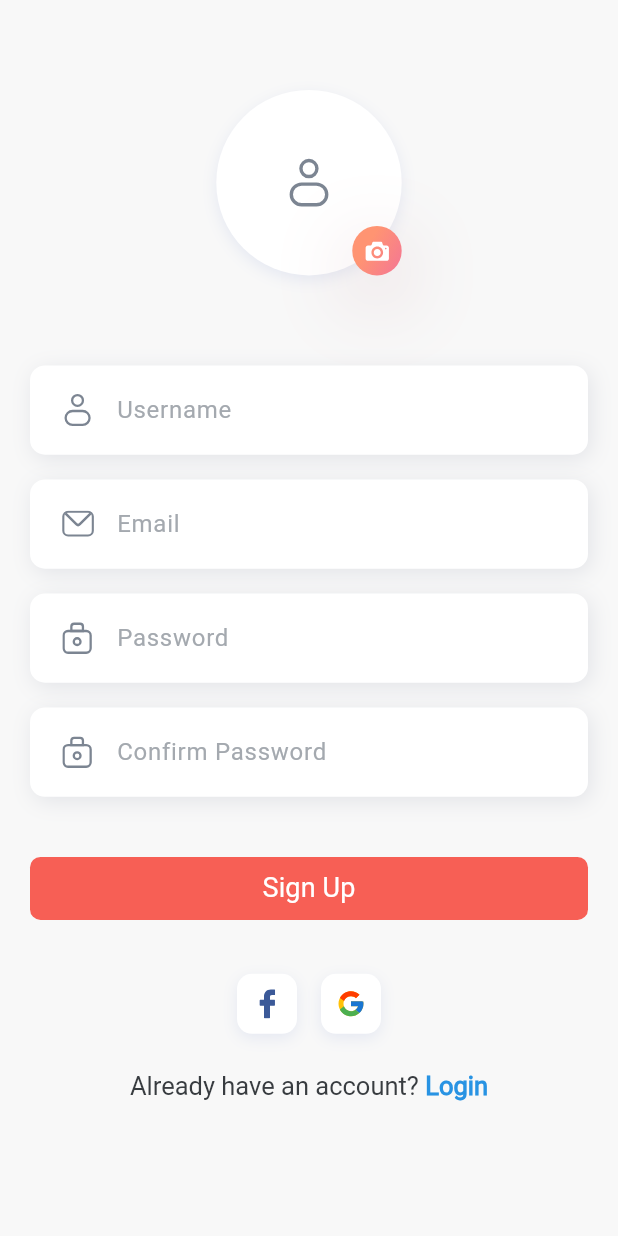
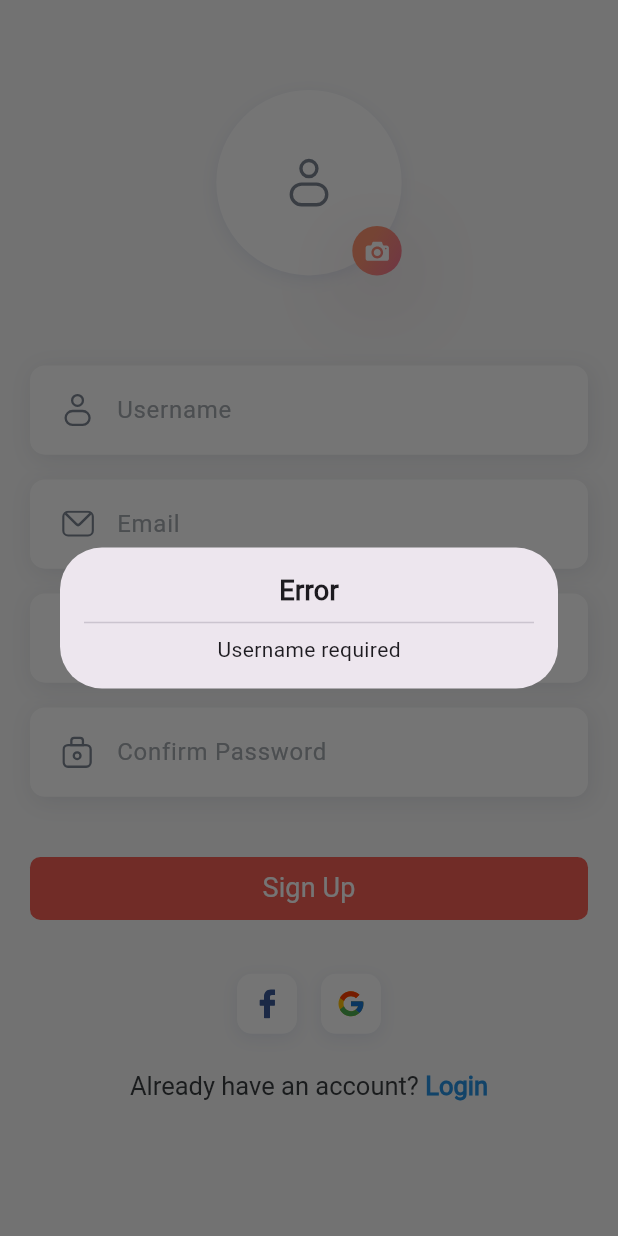
Before and after one commit to tonujewel/Dokan-2.0, a Flutter app: the RegisterScreen screen opened by its route, after a tap on "Sign Up", on a phone screen of 412 x 824 dp. Run offline on Flutter 3.47's test engine with Material 3 defaults, Android fonts, the phone set to English and light mode, and no system bars; our stand-ins replace bloc, dartz, dio, equatable, flutter_bloc, flutter_svg and 4 more; accounts and stored records are empty.

Commit message:
[Add] sign up validation and api call

```diff
--- a/lib/main.dart
+++ b/lib/main.dart
@@ -1,4 +1,5 @@
 import 'package:dokan/src/core/utils/shared_preference_utils.dart';
+import 'package:dokan/src/features/register/presentation/bloc/register_bloc.dart';
 import 'package:shared_preferences/shared_preferences.dart';
 
 import 'src/features/login/presentation/bloc/login_bloc.dart';
@@ -21,6 +22,7 @@ void main() async {
       providers: [
         BlocProvider(create: (_) => SplashBloc()),
         BlocProvider(create: (_) => sl<LoginBloc>()),
+        BlocProvider(create: (_) => sl<RegisterBloc>()),
       ],
       child: const MyApp(),
     ),
--- a/lib/src/features/register/data/datasources/register_req.dart
+++ b/lib/src/features/register/data/datasources/register_req.dart
@@ -2,12 +2,14 @@ class RegisterReq {
   final String username;
   final String email;
   final String password;
+  final String confirmPassword;
 
-  RegisterReq({required this.username, required this.email, required this.password});
+  RegisterReq({required this.username, required this.email, required this.password, required this.confirmPassword});
 
   Map<String, dynamic> toJson() => {
         "username": username,
         "email": email,
         "password": password,
+        "confirm_password": confirmPassword,
       };
 }
--- a/lib/src/features/register/presentation/bloc/register_bloc.dart
+++ b/lib/src/features/register/presentation/bloc/register_bloc.dart
@@ -1,13 +1,61 @@
+import 'package:dokan/src/core/utils/app_extension.dart';
+import 'package:dokan/src/features/register/domain/usecases/register_usecases.dart';
 import 'package:equatable/equatable.dart';
 import 'package:flutter_bloc/flutter_bloc.dart';
+
+import '../../data/datasources/register_req.dart';
 
 part 'register_event.dart';
 part 'register_state.dart';
 
 class RegisterBloc extends Bloc<RegisterEvent, RegisterState> {
-  RegisterBloc() : super(RegisterInitial()) {
-    on<RegisterEvent>((event, emit) {
-      // TODO: implement event handler
-    });
+  final RegisterUsecases usecases;
+  RegisterBloc(this.usecases) : super(RegisterInitial()) {
+    on<DoSignupEvent>(_doRegistration);
+    on<DoSignupValidationEvent>(_validation);
+  }
+
+  Future _doRegistration(DoSignupEvent event, Emitter emit) async {
+    emit(RegisterLoadingState());
+    final result = await usecases.call(event.req);
+    result.fold(
+      (l) => emit(RegisterError(msg: l.message)),
+      (r) => emit(RegisterSuccessState()),
+    );
+  }
+
+  void _validation(DoSignupValidationEvent event, Emitter emit) {
+    emit(RegisterInitial());
+    if (event.req.username == "") {
+      emit(const RegisterValidationError(msg: "Username required"));
+      return;
+    }
+    if (event.req.email == "") {
+      emit(const RegisterValidationError(msg: "Email required"));
+      return;
+    }
+    if (!event.req.email.isValidEmail()) {
+      emit(const RegisterValidationError(msg: "Valid email required"));
+      return;
+    }
+    if (event.req.password == "") {
+      emit(const RegisterValidationError(msg: "Password required"));
+      return;
+    }
+    if (event.req.password.length < 6) {
+      emit(const RegisterValidationError(msg: "Password must be at least 6 characters"));
+      return;
+    }
+
+    if (event.req.confirmPassword == "") {
+      emit(const RegisterValidationError(msg: "Confirm Password required"));
+      return;
+    }
+    if (event.req.password != event.req.confirmPassword) {
+      emit(const RegisterValidationError(msg: "Password and Confirm password must be same."));
+      return;
+    }
+
+    add(DoSignupEvent(req: event.req));
   }
 }
--- a/lib/src/features/register/presentation/bloc/register_event.dart
+++ b/lib/src/features/register/presentation/bloc/register_event.dart
@@ -6,3 +6,15 @@ abstract class RegisterEvent extends Equatable {
   @override
   List<Object> get props => [];
 }
+
+class DoSignupEvent extends RegisterEvent {
+  final RegisterReq req;
+
+  const DoSignupEvent({required this.req});
+}
+
+class DoSignupValidationEvent extends RegisterEvent {
+  final RegisterReq req;
+
+  const DoSignupValidationEvent({required this.req});
+}
--- a/lib/src/features/register/presentation/bloc/register_state.dart
+++ b/lib/src/features/register/presentation/bloc/register_state.dart
@@ -6,4 +6,25 @@ abstract class RegisterState extends Equatable {
   @override
   List<Object> get props => [];
 }
+
 class RegisterInitial extends RegisterState {}
+
+class RegisterLoadingState extends RegisterState {}
+
+class RegisterSuccessState extends RegisterState {}
+
+class RegisterValidationError extends RegisterState {
+  final String msg;
+
+  const RegisterValidationError({required this.msg});
+  @override
+  List<Object> get props => [msg];
+}
+
+class RegisterError extends RegisterState {
+  final String msg;
+
+  const RegisterError({required this.msg});
+  @override
+  List<Object> get props => [msg];
+}
--- a/lib/src/features/register/presentation/pages/register_screen.dart
+++ b/lib/src/features/register/presentation/pages/register_screen.dart
@@ -1,4 +1,8 @@
+import 'package:dokan/src/core/utils/dialog_helper.dart';
+import 'package:dokan/src/features/register/data/datasources/register_req.dart';
+import 'package:dokan/src/features/register/presentation/bloc/register_bloc.dart';
 import 'package:flutter/material.dart';
+import 'package:flutter_bloc/flutter_bloc.dart';
 import 'package:go_router/go_router.dart';
 
 import '../../../../core/widgets/custom_button.dart';
@@ -18,7 +22,26 @@ class RegisterScreen extends StatelessWidget {
   @override
   Widget build(BuildContext context) {
     final kHeight = MediaQuery.of(context).size.height;
-    return Scaffold(
+    return BlocListener<RegisterBloc, RegisterState>(
+      listener: (context, state) {
+        if (state is RegisterLoadingState) {
+          DialogHelper.showLoading(context);
+        }
+
+        if (state is RegisterSuccessState) {
+          DialogHelper.hideLoading(context);
+          DialogHelper.successDialog(context, "Registration Success");
+        }
+
+        if (state is RegisterError) {
+          DialogHelper.hideLoading(context);
+          DialogHelper.errorDialog(context, state.msg);
+        }
+        if (state is RegisterValidationError) {
+          DialogHelper.errorDialog(context, state.msg);
+        }
+      },
+      child: Scaffold(
         backgroundColor: const Color(0xFFF8F8F8),
         resizeToAvoidBottomInset: false,
         body: Padding(
@@ -60,8 +83,15 @@ class RegisterScreen extends StatelessWidget {
                 ),
                 SizedBox(height: kHeight * 0.045),
                 CustomButton(
-                onTap: () {},
-                // onTap: () => checkValidation(),
+                  onTap: () => context.read<RegisterBloc>().add(
+                        DoSignupValidationEvent(
+                          req: RegisterReq(
+                              username: nameController.text,
+                              email: emailController.text,
+                              password: passwordController.text,
+                              confirmPassword: confirmPassword.text),
+                        ),
+                      ),
                   title: 'Sign Up',
                 ),
                 SizedBox(height: kHeight * 0.04),
@@ -97,6 +127,7 @@ class RegisterScreen extends StatelessWidget {
             ),
           ),
         ),
+      ),
     );
   }
 }
```
Also changed, not shown: lib/src/core/services/inection_container.dart (+14 -5 lines), lib/src/core/utils/app_extension.dart (added, +7 -0 lines), lib/src/core/utils/dialog_helper.dart (+25 -0 lines). Lines whose indentation alone changed are shown as unchanged.
